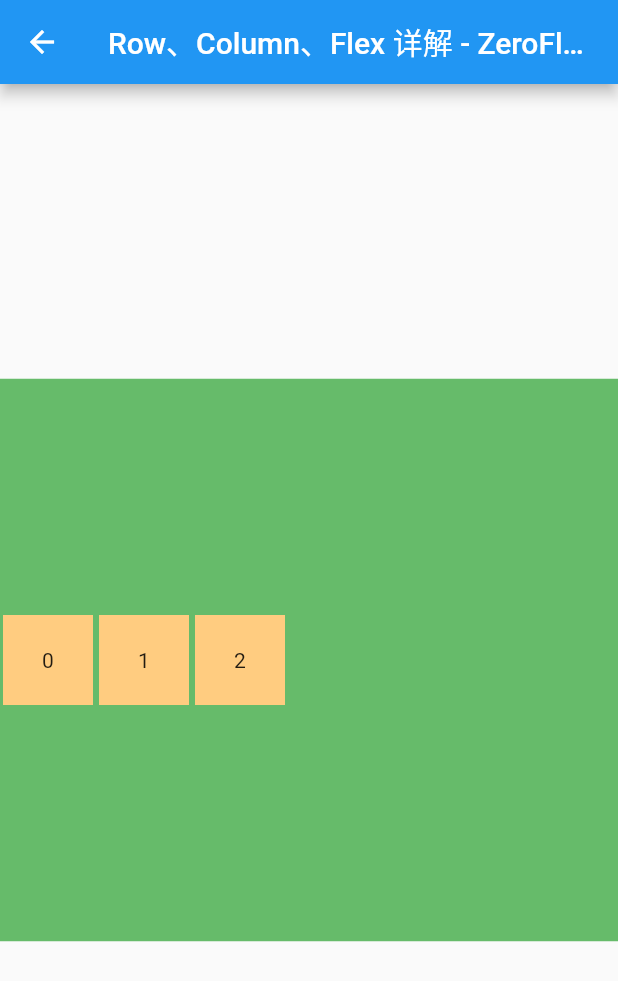
After one commit to BytesZero/flutter_widgets, a Flutter app: the ColumnRowPage screen opened directly, on a phone screen of 412 x 824 dp. The commit adds this screen. Shown: the top 981 px of the screen. Run offline on Flutter 3.47's test engine with Material 2 defaults, Android fonts, the phone set to English and light mode, and no system bars.

Commit message:
1、添加 Column、Row、Flex

```diff
--- a/lib/data/page_data.dart
+++ b/lib/data/page_data.dart
@@ -1,4 +1,5 @@
 import 'package:flutter/material.dart';
+import 'package:flutter_widgets/pages/list/flex/column_row_page.dart';
 import 'package:flutter_widgets/pages/list/gridview/grid_view_page.dart';
 import 'package:flutter_widgets/pages/list/wrap/wrap_page.dart';
 import '../widgets/01_animated_container.dart';
@@ -44,4 +45,8 @@ List<PageEntity> pageList = [
     title: 'Wrap',
     page: WrapPage(),
   ),
+  PageEntity(
+    title: 'Colum、Row、Flex',
+    page: ColumnRowPage(),
+  ),
 ];
--- /dev/null
+++ b/lib/pages/list/flex/column_row_page.dart
@@ -0,0 +1,96 @@
+import 'package:flutter/material.dart';
+
+/// Column、Row 页面
+class ColumnRowPage extends StatefulWidget {
+  ColumnRowPage({Key? key}) : super(key: key);
+
+  @override
+  _ColumnRowPageState createState() => _ColumnRowPageState();
+}
+
+class _ColumnRowPageState extends State<ColumnRowPage> {
+  @override
+  Widget build(BuildContext context) {
+    return Scaffold(
+      appBar: AppBar(
+        title: Text('Row、Column、Flex 详解 - ZeroFlutter'),
+      ),
+      body: Center(
+        // 添加背景
+        child: Container(
+          height: 375,
+          width: double.maxFinite,
+          // 设置背景颜色
+          color: Colors.green.shade400,
+          // 居中
+          alignment: Alignment.center,
+          // 构建 Row 布局
+          child: Row(
+            mainAxisSize: MainAxisSize.max,
+            mainAxisAlignment: MainAxisAlignment.start,
+            // 构建 3 个 Item
+            children: List.generate(3, (index) => getItem(index)),
+          ),
+        ),
+      ),
+      // body: Center(
+      //   // 添加背景
+      //   child: Container(
+      //     height: 375,
+      //     width: double.maxFinite,
+      //     // 设置背景颜色
+      //     color: Colors.green.shade400,
+      //     // 居中
+      //     // alignment: Alignment.center,
+      //     // 构建 Column 布局
+      //     child: Column(
+      //       mainAxisSize: MainAxisSize.max,
+      //       mainAxisAlignment: MainAxisAlignment.start,
+      //       crossAxisAlignment: CrossAxisAlignment.baseline,
+      //       textBaseline: TextBaseline.alphabetic,
+      //       // 构建 3 个 Item
+      //       children: List.generate(3, (index) => getItem(index)),
+      //     ),
+      //   ),
+      // ),
+      // body: Center(
+      //   // 添加背景
+      //   child: Container(
+      //     height: 375,
+      //     width: double.maxFinite,
+      //     // 设置背景颜色
+      //     color: Colors.green.shade400,
+      //     // 居中
+      //     // alignment: Alignment.center,
+      //     // 构建 Column 布局
+      //     child: Flex(
+      //       direction: Axis.vertical,
+      //       mainAxisSize: MainAxisSize.max,
+      //       mainAxisAlignment: MainAxisAlignment.start,
+      //       crossAxisAlignment: CrossAxisAlignment.baseline,
+      //       textBaseline: TextBaseline.alphabetic,
+      //       // 构建 3 个 Item
+      //       children: List.generate(3, (index) => getItem(index)),
+      //     ),
+      //   ),
+      // ),
+    );
+  }
+
+  /// 获取子项目
+  Widget getItem(int index) {
+    return Container(
+      // 宽高设置 60
+      width: 60,
+      height: 60,
+      // 设置背景色
+      color: Colors.orange.shade200,
+      // 设置间隙
+      margin: EdgeInsets.all(2),
+      // 设置子项居中
+      alignment: Alignment.center,
+      // 设置子项
+      child: Text('$index'),
+    );
+  }
+}
```
Also changed, not shown: lib/pages/list/wrap/wrap_page.dart (+39 -22 lines).
